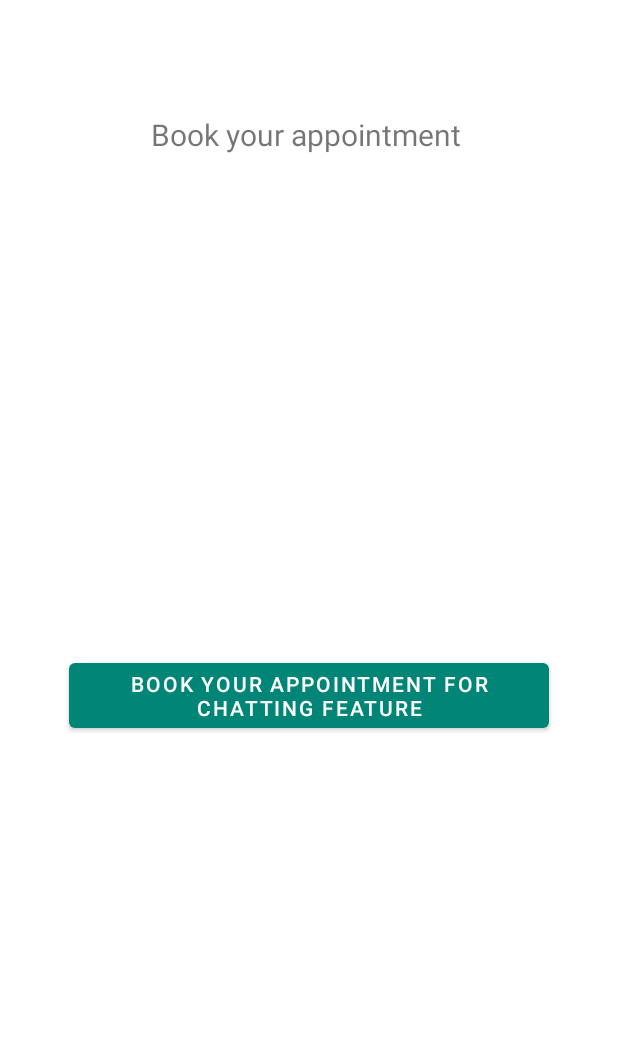
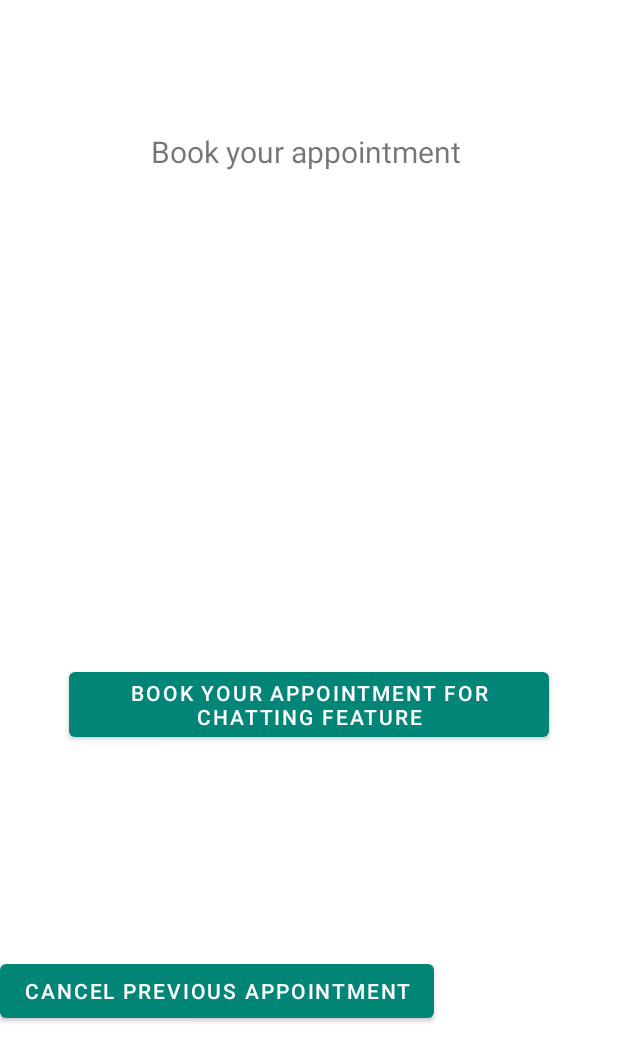
Before and after one commit to shahriarRahmanShaon/18Law, an Android app: the layout activity_appointment_.xml on its own in the app's theme, with its tools: preview values and no code run, on a phone screen of 412 x 824 dp. Shown: the top 1062 px of the screen. Run offline under Robolectric (Android 15) with nearby library versions, the phone set to English and light mode, and no system bars.

Commit message:
manage appointment history & authentication

```diff
--- a/app/src/main/res/layout/activity_appointment_.xml
+++ b/app/src/main/res/layout/activity_appointment_.xml
@@ -5,6 +5,17 @@
     android:layout_width="match_parent"
     android:layout_height="match_parent"
     tools:context=".appointment_Activity">
+
+    <Button
+        android:id="@+id/cancel"
+        android:layout_width="wrap_content"
+        android:layout_height="wrap_content"
+        android:text="Cancel previous appointment"
+        app:layout_constraintBottom_toBottomOf="parent"
+        app:layout_constraintEnd_toEndOf="parent"
+        app:layout_constraintHorizontal_bias="0.0"
+        app:layout_constraintStart_toStartOf="parent"
+        app:layout_constraintTop_toBottomOf="@+id/button" />
 
     <TextView
         android:id="@+id/name"
@@ -15,12 +26,13 @@
         android:textSize="20dp"
         app:layout_constraintBottom_toBottomOf="parent"
         app:layout_constraintEnd_toEndOf="parent"
-        app:layout_constraintHorizontal_bias="0.498"
+        app:layout_constraintHorizontal_bias="0.0"
         app:layout_constraintStart_toStartOf="parent"
         app:layout_constraintTop_toTopOf="parent"
-        app:layout_constraintVertical_bias="0.095" />
+        app:layout_constraintVertical_bias="0.11" />
 
     <Button
+
         android:id="@+id/button"
         android:layout_width="wrap_content"
         android:layout_height="wrap_content"
```
Also changed, not shown: app/src/main/java/com/ovi/a16flawbd/MessageActivity.java (+39 -4 lines), app/src/main/java/com/ovi/a16flawbd/ModelClasses/Appointment_info.java (added, +31 -0 lines), app/src/main/java/com/ovi/a16flawbd/appointment_Activity.java (+29 -8 lines).
